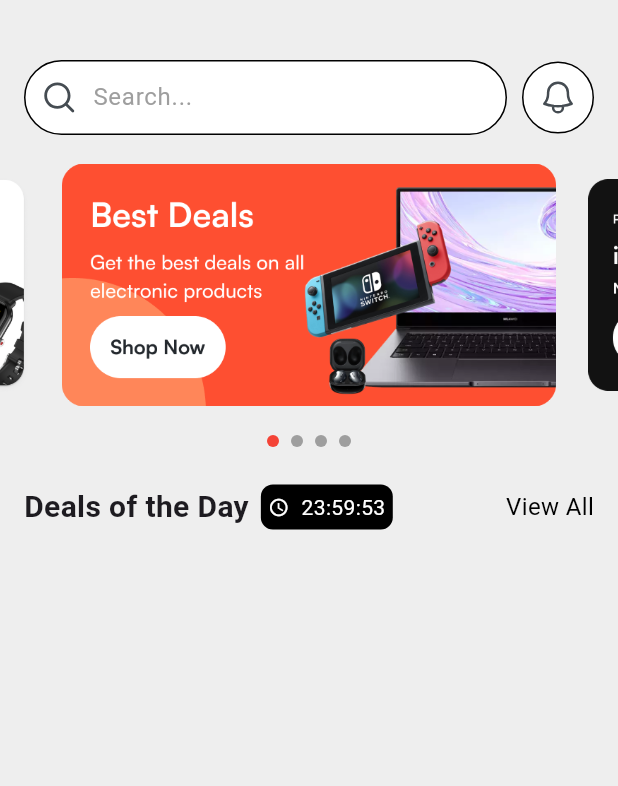
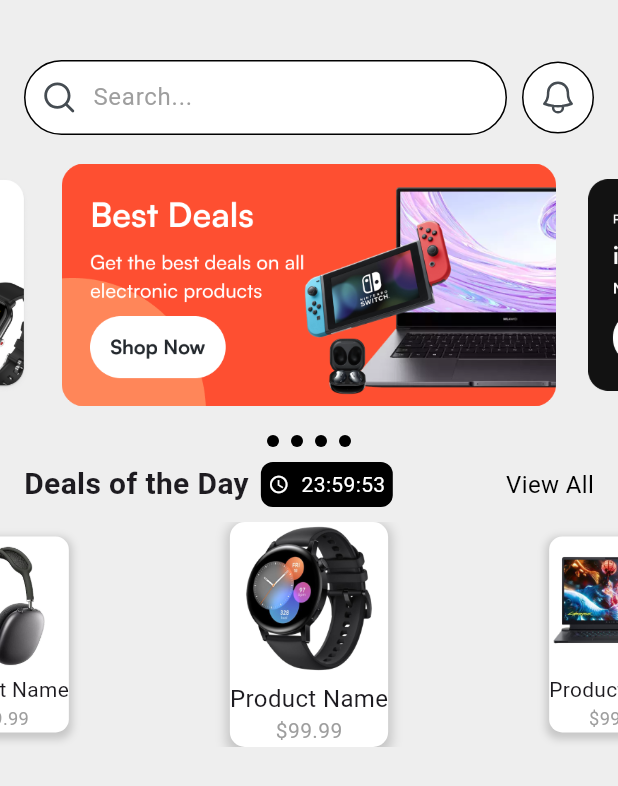
Before and after one commit to IsmailMuhammed2019/kara, a Flutter app: the screen it shows after launch, on a phone screen of 412 x 824 dp. Shown: the top 786 px of the screen. Run offline on Flutter 3.47's test engine with Material 3 defaults, Android fonts, the phone set to English and light mode, and no system bars; drawn by our look-alikes of carousel_slider; our stand-ins replace flutter_svg.

Commit message:
split components form home screen

```diff
--- /dev/null
+++ b/lib/components/countdown_timer.dart
@@ -0,0 +1,44 @@
+import 'package:flutter/material.dart';
+import 'dart:async';
+
+class CountdownTimer extends StatefulWidget {
+  @override
+  _CountdownTimerState createState() => _CountdownTimerState();
+}
+
+class _CountdownTimerState extends State<CountdownTimer> {
+  late Timer _timer;
+  int _start = 24 * 60 * 60; // 24 hours in seconds
+
+  @override
+  void initState() {
+    super.initState();
+    _timer = Timer.periodic(Duration(seconds: 1), (timer) {
+      if (_start > 0) {
+        setState(() {
+          _start--;
+        });
+      } else {
+        _timer.cancel();
+      }
+    });
+  }
+
+  @override
+  void dispose() {
+    _timer.cancel();
+    super.dispose();
+  }
+
+  @override
+  Widget build(BuildContext context) {
+    int hours = (_start ~/ 3600);
+    int minutes = (_start % 3600) ~/ 60;
+    int seconds = _start % 60;
+
+    return Text(
+      '${hours.toString().padLeft(2, '0')}:${minutes.toString().padLeft(2, '0')}:${seconds.toString().padLeft(2, '0')}',
+      style: TextStyle(color: Colors.white, fontSize: 14),
+    );
+  }
+}
--- /dev/null
+++ b/lib/components/image_carousel.dart
@@ -0,0 +1,51 @@
+import 'package:flutter/material.dart';
+import 'package:carousel_slider/carousel_slider.dart';
+
+class ImageCarousel extends StatelessWidget {
+  final List<String> imgList;
+  final Function(int) onPageChanged;
+
+  const ImageCarousel(
+      {Key? key, required this.imgList, required this.onPageChanged})
+      : super(key: key);
+
+  @override
+  Widget build(BuildContext context) {
+    return Column(
+      children: [
+        CarouselSlider(
+          options: CarouselOptions(
+            height: 200,
+            autoPlay: true,
+            enlargeCenterPage: true,
+            aspectRatio: 16 / 9,
+            onPageChanged: (index, reason) => onPageChanged(index),
+          ),
+          items: imgList
+              .map((item) => Container(
+                    child: Center(
+                      child: Image.asset(item, fit: BoxFit.cover, width: 1000),
+                    ),
+                  ))
+              .toList(),
+        ),
+        // Indicator Row for Image Carousel
+        Row(
+          mainAxisAlignment: MainAxisAlignment.center,
+          children: imgList.asMap().entries.map((entry) {
+            int index = entry.key;
+            return Container(
+              margin: EdgeInsets.symmetric(horizontal: 4.0),
+              width: 8.0,
+              height: 8.0,
+              decoration: BoxDecoration(
+                shape: BoxShape.circle,
+                color: Colors.black, // Active indicator color
+              ),
+            );
+          }).toList(),
+        ),
+      ],
+    );
+  }
+}
--- /dev/null
+++ b/lib/components/product_carousel.dart
@@ -0,0 +1,66 @@
+import 'package:flutter/material.dart';
+import 'package:carousel_slider/carousel_slider.dart';
+
+class ProductCarousel extends StatelessWidget {
+  final List<String> productList;
+  final Function(int) onPageChanged;
+
+  const ProductCarousel(
+      {Key? key, required this.productList, required this.onPageChanged})
+      : super(key: key);
+
+  @override
+  Widget build(BuildContext context) {
+    return Padding(
+      padding: const EdgeInsets.symmetric(vertical: 10),
+      child: CarouselSlider(
+        options: CarouselOptions(
+          height: 150,
+          autoPlay: true,
+          autoPlayInterval: Duration(seconds: 5), // Slower sliding
+          enlargeCenterPage: true,
+          aspectRatio: 16 / 9,
+          viewportFraction: 0.5, // Show two products at a time
+          onPageChanged: (index, reason) => onPageChanged(index),
+        ),
+        items: productList
+            .map((product) => Container(
+                  margin: EdgeInsets.symmetric(horizontal: 5),
+                  decoration: BoxDecoration(
+                    color: Colors.white,
+                    borderRadius: BorderRadius.circular(10),
+                    boxShadow: [
+                      BoxShadow(
+                        color: Colors.grey.withOpacity(0.5),
+                        spreadRadius: 2,
+                        blurRadius: 5,
+                        offset: Offset(0, 3), // changes position of shadow
+                      ),
+                    ],
+                  ),
+                  child: Column(
+                    mainAxisAlignment: MainAxisAlignment.center,
+                    children: [
+                      Image.asset(
+                        product,
+                        fit: BoxFit.cover,
+                        height: 100,
+                        width: 100,
+                      ),
+                      SizedBox(height: 5),
+                      Text(
+                        'Product Name', // Replace with actual product name
+                        style: TextStyle(fontSize: 16),
+                      ),
+                      Text(
+                        '\$99.99', // Replace with actual product price
+                        style: TextStyle(fontSize: 14, color: Colors.grey),
+                      ),
+                    ],
+                  ),
+                ))
+            .toList(),
+      ),
+    );
+  }
+}
--- /dev/null
+++ b/lib/components/search_bar.dart
@@ -0,0 +1,67 @@
+import 'package:flutter/material.dart';
+import 'package:flutter_svg/flutter_svg.dart';
+
+class TopSearchBar extends StatelessWidget {
+  const TopSearchBar({Key? key}) : super(key: key);
+
+  @override
+  Widget build(BuildContext context) {
+    return Padding(
+      padding: const EdgeInsets.fromLTRB(16, 40, 16, 0),
+      child: Row(
+        mainAxisAlignment: MainAxisAlignment.spaceBetween,
+        children: [
+          Expanded(
+            child: Container(
+              decoration: BoxDecoration(
+                color: Colors.white,
+                borderRadius: BorderRadius.circular(30),
+                border: Border.all(color: Colors.black),
+              ),
+              child: Row(
+                children: [
+                  SizedBox(width: 10),
+                  SvgPicture.asset(
+                    'assets/imgs/search.svg',
+                    width: 25,
+                    height: 25,
+                  ),
+                  SizedBox(width: 10),
+                  Expanded(
+                    child: TextField(
+                      style: TextStyle(fontSize: 16),
+                      decoration: InputDecoration(
+                        hintText: 'Search...',
+                        hintStyle: TextStyle(color: Colors.grey),
+                        contentPadding: EdgeInsets.symmetric(vertical: 10),
+                        border: InputBorder.none,
+                      ),
+                    ),
+                  ),
+                ],
+              ),
+            ),
+          ),
+          SizedBox(width: 10),
+          Container(
+            decoration: BoxDecoration(
+              color: Colors.white,
+              shape: BoxShape.circle,
+              border: Border.all(color: Colors.black),
+            ),
+            child: CircleAvatar(
+              radius: 23,
+              backgroundColor: Colors.transparent,
+              child: SvgPicture.asset(
+                'assets/imgs/bell.svg',
+                width: 22,
+                height: 22,
+                fit: BoxFit.contain,
+              ),
+            ),
+          ),
+        ],
+      ),
+    );
+  }
+}
--- a/lib/screens/home.dart
+++ b/lib/screens/home.dart
@@ -1,9 +1,9 @@
-// ignore_for_file: prefer_const_constructors, prefer_const_literals_to_create_immutables
-
+// lib/screens/home.dart
 import 'package:flutter/material.dart';
-import 'package:carousel_slider/carousel_slider.dart';
-import 'package:flutter_svg/flutter_svg.dart';
-import 'dart:async';
+import '../components/search_bar.dart';
+import '../components/image_carousel.dart';
+import '../components/product_carousel.dart';
+import '../components/countdown_timer.dart';
 
 class Home extends StatefulWidget {
   const Home({super.key});
@@ -20,6 +20,13 @@ class _HomeState extends State<Home> {
     'assets/imgs/img4.png',
   ];
 
+  final List<String> productList = [
+    'assets/imgs/product1.png',
+    'assets/imgs/product2.png',
+    'assets/imgs/product3.png',
+    'assets/imgs/product4.png',
+  ];
+
   int _currentIndex = 0; // Variable to track the current index
 
   @override
@@ -28,111 +35,20 @@ class _HomeState extends State<Home> {
       backgroundColor: Colors.grey.shade200,
       body: Column(
         children: [
+          TopSearchBar(),
+          ImageCarousel(
+            imgList: imgList,
+            onPageChanged: (index) {
+              setState(() {
+                _currentIndex = index;
+              });
+            },
+          ),
           Padding(
-            padding: const EdgeInsets.fromLTRB(16, 40, 16, 0),
+            padding: const EdgeInsets.fromLTRB(16, 10, 16, 0),
             child: Row(
               mainAxisAlignment: MainAxisAlignment.spaceBetween,
               children: [
-                Expanded(
-                  child: Container(
-                    decoration: BoxDecoration(
-                      color: Colors.white,
-                      borderRadius: BorderRadius.circular(30),
-                      border: Border.all(color: Colors.black),
-                    ),
-                    child: Row(
-                      children: [
-                        SizedBox(width: 10),
-                        SvgPicture.asset(
-                          'assets/imgs/search.svg',
-                          width: 25,
-                          height: 25,
-                        ),
-                        SizedBox(width: 10),
-                        Expanded(
-                          child: TextField(
-                            style: TextStyle(fontSize: 16),
-                            decoration: InputDecoration(
-                              hintText: 'Search...',
-                              hintStyle: TextStyle(
-                                  color: Colors
-                                      .grey), // Optional: Style for hint text
-                              contentPadding: EdgeInsets.symmetric(
-                                  vertical: 10), // Center text vertically
-                              border: InputBorder.none,
-                            ),
-                          ),
-                        ),
-                      ],
-                    ),
-                  ),
-                ),
-                SizedBox(width: 10),
-                Container(
-                  decoration: BoxDecoration(
-                    color: Colors.white,
-                    shape: BoxShape.circle,
-                    border: Border.all(color: Colors.black),
-                  ),
-                  child: CircleAvatar(
-                    radius: 23,
-                    backgroundColor: Colors.transparent,
-                    child: SvgPicture.asset(
-                      'assets/imgs/bell.svg',
-                      width: 22,
-                      height: 22,
-                      fit: BoxFit.contain,
-                    ),
-                  ),
-                ),
-              ],
-            ),
-          ),
-          CarouselSlider(
-            options: CarouselOptions(
-              height: 200,
-              autoPlay: true,
-              enlargeCenterPage: true,
-              aspectRatio: 16 / 9,
-              onPageChanged: (index, reason) {
-                setState(() {
-                  _currentIndex = index; // Update current index
-                });
-              },
-            ),
-            items: imgList
-                .map((item) => Container(
-                      child: Center(
-                        child:
-                            Image.asset(item, fit: BoxFit.cover, width: 1000),
-                      ),
-                    ))
-                .toList(),
-          ),
-          // Indicator Row
-          Row(
-            mainAxisAlignment: MainAxisAlignment.center,
-            children: imgList.asMap().entries.map((entry) {
-              int index = entry.key;
-              return Container(
-                margin: EdgeInsets.symmetric(horizontal: 4.0),
-                width: 8.0,
-                height: 8.0,
-                decoration: BoxDecoration(
-                  shape: BoxShape.circle,
-                  color: _currentIndex == index
-                      ? Colors.red
-                      : Colors.grey, // Active indicator color
-                ),
-              );
-            }).toList(),
-          ),
-          Padding(
-            padding: const EdgeInsets.fromLTRB(16, 25, 16, 0),
-            child: Row(
-              mainAxisAlignment: MainAxisAlignment.spaceBetween,
-              children: [
-                // Deals of the Day section
                 Row(
                   children: [
                     Text(
@@ -140,8 +56,7 @@ class _HomeState extends State<Home> {
                       style:
                           TextStyle(fontSize: 20, fontWeight: FontWeight.bold),
                     ),
-                    SizedBox(
-                        width: 8), // Spacing between text and timer container
+                    SizedBox(width: 8),
                     Container(
                       decoration: BoxDecoration(
                         color: Colors.black,
@@ -162,7 +77,6 @@ class _HomeState extends State<Home> {
                     ),
                   ],
                 ),
-                // "View All" text
                 Text(
                   'View All',
                   style: TextStyle(color: Colors.black, fontSize: 16),
@@ -170,51 +84,17 @@ class _HomeState extends State<Home> {
               ],
             ),
           ),
+          ProductCarousel(
+            productList: productList,
+            onPageChanged: (index) {
+              setState(() {
+                _currentIndex =
+                    index; // Update current index for products if needed
+              });
+            },
+          ),
         ],
       ),
     );
   }
 }
-
-// Countdown Timer Widget
-class CountdownTimer extends StatefulWidget {
-  @override
-  _CountdownTimerState createState() => _CountdownTimerState();
-}
-
-class _CountdownTimerState extends State<CountdownTimer> {
-  late Timer _timer;
-  int _start = 24 * 60 * 60; // 24 hours in seconds
-
-  @override
-  void initState() {
-    super.initState();
-    _timer = Timer.periodic(Duration(seconds: 1), (timer) {
-      if (_start > 0) {
-        setState(() {
-          _start--;
-        });
-      } else {
-        _timer.cancel();
-      }
-    });
-  }
-
-  @override
-  void dispose() {
-    _timer.cancel();
-    super.dispose();
-  }
-
-  @override
-  Widget build(BuildContext context) {
-    int hours = (_start ~/ 3600);
-    int minutes = (_start % 3600) ~/ 60;
-    int seconds = _start % 60;
-
-    return Text(
-      '${hours.toString().padLeft(2, '0')}:${minutes.toString().padLeft(2, '0')}:${seconds.toString().padLeft(2, '0')}',
-      style: TextStyle(color: Colors.white, fontSize: 14),
-    );
-  }
-}
```
Also changed, not shown: assets/imgs/product1.png (added), assets/imgs/product2.png (added), assets/imgs/product3.png (added), assets/imgs/product4.png (added).
